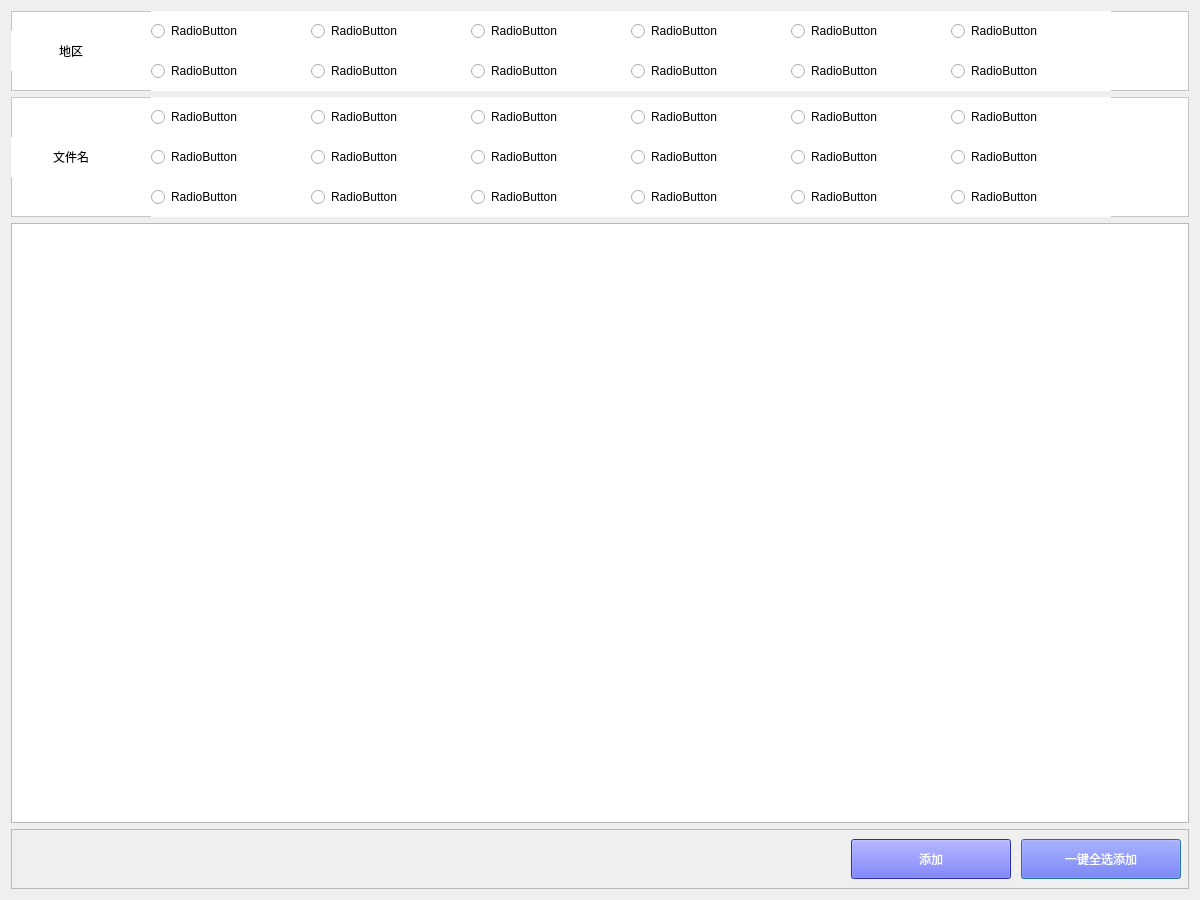
First picture: the form in app/edit_gift/gui/dialog/add_gift_ui.ui, repository WanKaKa/IjsGiftWall, before the edit.
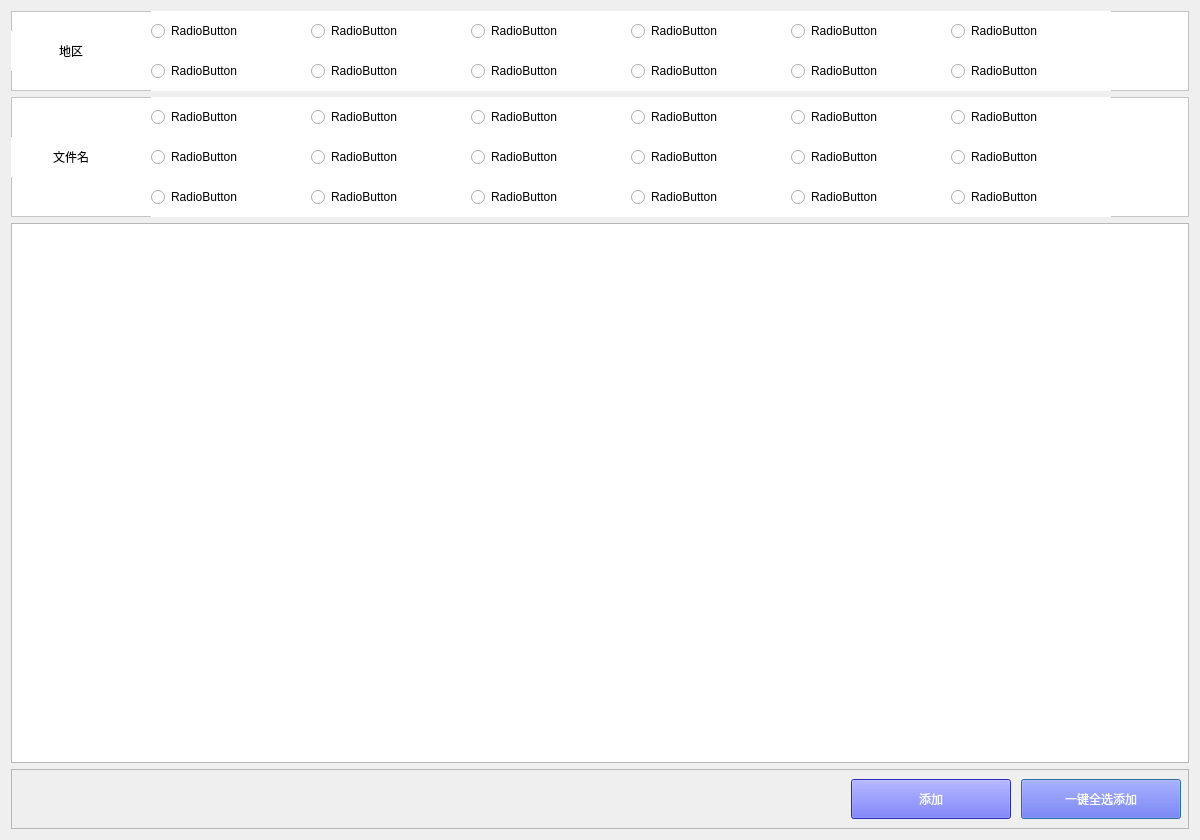
Second picture: the form after the edit.

Commit message: 修改窗口大小

Diff of the .ui file:
```diff
--- a/app/edit_gift/gui/dialog/add_gift_ui.ui
+++ b/app/edit_gift/gui/dialog/add_gift_ui.ui
@@ -7,21 +7,9 @@
     <x>0</x>
     <y>0</y>
     <width>1200</width>
-    <height>900</height>
+    <height>840</height>
    </rect>
   </property>
-  <property name="minimumSize">
-   <size>
-    <width>1200</width>
-    <height>900</height>
-   </size>
-  </property>
-  <property name="maximumSize">
-   <size>
-    <width>1200</width>
-    <height>900</height>
-   </size>
-  </property>
   <property name="windowTitle">
    <string>Dialog</string>
   </property>
```
The commit also changes 2 other files.
